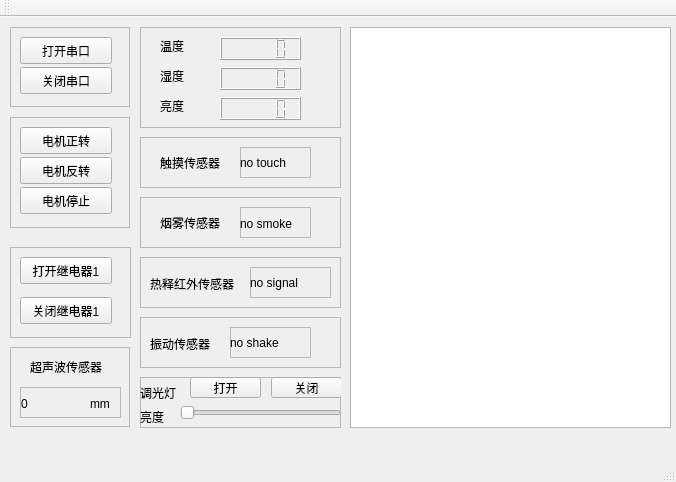
Old version of the form mainwindow.ui in the repository kitewu/gateway.
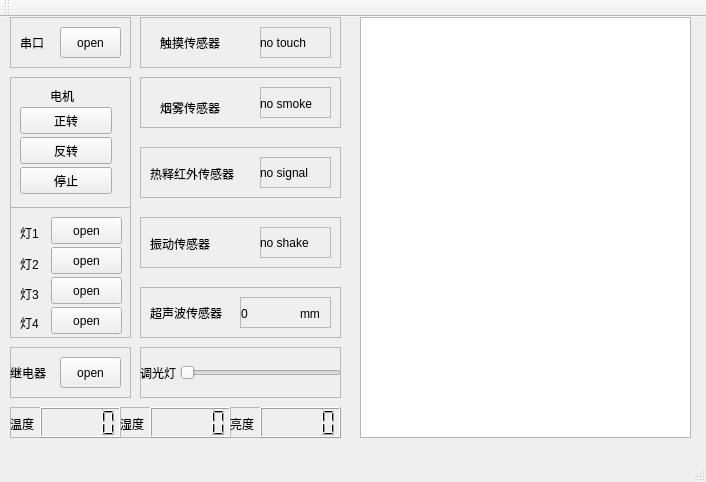
New version of the form.

Commit message: with light ui

The edit to the form file:
```diff
--- a/mainwindow.ui
+++ b/mainwindow.ui
@@ -6,7 +6,7 @@
    <rect>
     <x>0</x>
     <y>0</y>
-    <width>676</width>
+    <width>706</width>
     <height>482</height>
    </rect>
   </property>
@@ -18,9 +18,9 @@
     <property name="geometry">
      <rect>
       <x>10</x>
-      <y>10</y>
-      <width>120</width>
-      <height>80</height>
+      <y>0</y>
+      <width>121</width>
+      <height>51</height>
      </rect>
     </property>
     <property name="frameShape">
@@ -32,27 +32,30 @@
     <widget class="QPushButton" name="btn_open_serial">
      <property name="geometry">
       <rect>
-       <x>10</x>
+       <x>50</x>
        <y>10</y>
-       <width>92</width>
-       <height>27</height>
+       <width>61</width>
+       <height>31</height>
       </rect>
      </property>
+     <property name="styleSheet">
+      <string notr="true"/>
+     </property>
      <property name="text">
-      <string>打开串口</string>
+      <string>open</string>
      </property>
     </widget>
-    <widget class="QPushButton" name="btn_close_serial">
+    <widget class="QLabel" name="label_12">
      <property name="geometry">
       <rect>
        <x>10</x>
-       <y>40</y>
-       <width>92</width>
-       <height>27</height>
+       <y>10</y>
+       <width>31</width>
+       <height>31</height>
       </rect>
      </property>
      <property name="text">
-      <string>关闭串口</string>
+      <string>串口</string>
      </property>
     </widget>
    </widget>
@@ -60,9 +63,9 @@
     <property name="geometry">
      <rect>
       <x>10</x>
-      <y>100</y>
-      <width>120</width>
-      <height>111</height>
+      <y>60</y>
+      <width>121</width>
+      <height>131</height>
      </rect>
     </property>
     <property name="frameShape">
@@ -75,184 +78,70 @@
      <property name="geometry">
       <rect>
        <x>10</x>
-       <y>10</y>
+       <y>30</y>
        <width>92</width>
        <height>27</height>
       </rect>
      </property>
      <property name="text">
-      <string>电机正转</string>
+      <string>正转</string>
      </property>
     </widget>
     <widget class="QPushButton" name="btn_motor_b">
      <property name="geometry">
       <rect>
        <x>10</x>
-       <y>40</y>
+       <y>60</y>
        <width>92</width>
        <height>27</height>
       </rect>
      </property>
      <property name="text">
-      <string>电机反转</string>
+      <string>反转</string>
      </property>
     </widget>
     <widget class="QPushButton" name="btn_motor_stop">
      <property name="geometry">
       <rect>
        <x>10</x>
-       <y>70</y>
+       <y>90</y>
        <width>92</width>
        <height>27</height>
       </rect>
      </property>
      <property name="text">
-      <string>电机停止</string>
+      <string>停止</string>
      </property>
     </widget>
-   </widget>
-   <widget class="QFrame" name="frame_3">
-    <property name="geometry">
-     <rect>
-      <x>10</x>
-      <y>230</y>
-      <width>121</width>
-      <height>91</height>
-     </rect>
-    </property>
-    <property name="frameShape">
-     <enum>QFrame::StyledPanel</enum>
-    </property>
-    <property name="frameShadow">
-     <enum>QFrame::Raised</enum>
-    </property>
-    <widget class="QPushButton" name="btn_relay1_open">
+    <widget class="QLabel" name="label_13">
      <property name="geometry">
       <rect>
-       <x>10</x>
+       <x>40</x>
        <y>10</y>
-       <width>92</width>
-       <height>27</height>
+       <width>31</width>
+       <height>17</height>
       </rect>
      </property>
      <property name="text">
-      <string>打开继电器1</string>
-     </property>
-    </widget>
-    <widget class="QPushButton" name="btn_relay1_close">
-     <property name="geometry">
-      <rect>
-       <x>10</x>
-       <y>50</y>
-       <width>92</width>
-       <height>27</height>
-      </rect>
-     </property>
-     <property name="text">
-      <string>关闭继电器1</string>
+      <string>电机</string>
      </property>
     </widget>
    </widget>
    <widget class="QTextEdit" name="text_log">
     <property name="geometry">
      <rect>
-      <x>350</x>
-      <y>10</y>
-      <width>321</width>
-      <height>401</height>
+      <x>360</x>
+      <y>0</y>
+      <width>331</width>
+      <height>421</height>
      </rect>
     </property>
    </widget>
-   <widget class="QFrame" name="frame_4">
-    <property name="geometry">
-     <rect>
-      <x>140</x>
-      <y>10</y>
-      <width>201</width>
-      <height>101</height>
-     </rect>
-    </property>
-    <property name="frameShape">
-     <enum>QFrame::StyledPanel</enum>
-    </property>
-    <property name="frameShadow">
-     <enum>QFrame::Raised</enum>
-    </property>
-    <widget class="QLabel" name="label">
-     <property name="geometry">
-      <rect>
-       <x>20</x>
-       <y>10</y>
-       <width>41</width>
-       <height>17</height>
-      </rect>
-     </property>
-     <property name="text">
-      <string>温度</string>
-     </property>
-    </widget>
-    <widget class="QLabel" name="label_2">
-     <property name="geometry">
-      <rect>
-       <x>20</x>
-       <y>40</y>
-       <width>31</width>
-       <height>17</height>
-      </rect>
-     </property>
-     <property name="text">
-      <string>湿度</string>
-     </property>
-    </widget>
-    <widget class="QLCDNumber" name="lcd_temp">
-     <property name="geometry">
-      <rect>
-       <x>80</x>
-       <y>10</y>
-       <width>81</width>
-       <height>23</height>
-      </rect>
-     </property>
-    </widget>
-    <widget class="QLCDNumber" name="lcd_humi">
-     <property name="geometry">
-      <rect>
-       <x>80</x>
-       <y>40</y>
-       <width>81</width>
-       <height>23</height>
-      </rect>
-     </property>
-    </widget>
-    <widget class="QLCDNumber" name="lcd_lig">
-     <property name="geometry">
-      <rect>
-       <x>80</x>
-       <y>70</y>
-       <width>81</width>
-       <height>23</height>
-      </rect>
-     </property>
-    </widget>
-    <widget class="QLabel" name="label_3">
-     <property name="geometry">
-      <rect>
-       <x>20</x>
-       <y>70</y>
-       <width>31</width>
-       <height>17</height>
-      </rect>
-     </property>
-     <property name="text">
-      <string>亮度</string>
-     </property>
-    </widget>
-   </widget>
    <widget class="QFrame" name="frame_5">
     <property name="geometry">
      <rect>
       <x>140</x>
-      <y>120</y>
+      <y>0</y>
       <width>201</width>
       <height>51</height>
      </rect>
@@ -279,7 +168,7 @@
     <widget class="QFrame" name="frame_7">
      <property name="geometry">
       <rect>
-       <x>100</x>
+       <x>120</x>
        <y>10</y>
        <width>71</width>
        <height>31</height>
@@ -295,7 +184,7 @@
     <widget class="QLabel" name="label_touch">
      <property name="geometry">
       <rect>
-       <x>100</x>
+       <x>120</x>
        <y>10</y>
        <width>71</width>
        <height>31</height>
@@ -310,7 +199,7 @@
     <property name="geometry">
      <rect>
       <x>140</x>
-      <y>180</y>
+      <y>60</y>
       <width>201</width>
       <height>51</height>
      </rect>
@@ -325,9 +214,9 @@
      <property name="geometry">
       <rect>
        <x>20</x>
-       <y>0</y>
+       <y>10</y>
        <width>71</width>
-       <height>51</height>
+       <height>41</height>
       </rect>
      </property>
      <property name="text">
@@ -337,7 +226,7 @@
     <widget class="QFrame" name="frame_8">
      <property name="geometry">
       <rect>
-       <x>100</x>
+       <x>120</x>
        <y>10</y>
        <width>71</width>
        <height>31</height>
@@ -368,7 +257,7 @@
     <property name="geometry">
      <rect>
       <x>140</x>
-      <y>240</y>
+      <y>130</y>
       <width>201</width>
       <height>51</height>
      </rect>
@@ -395,9 +284,9 @@
     <widget class="QFrame" name="frame_10">
      <property name="geometry">
       <rect>
-       <x>110</x>
+       <x>120</x>
        <y>10</y>
-       <width>81</width>
+       <width>71</width>
        <height>31</height>
       </rect>
      </property>
@@ -426,7 +315,7 @@
     <property name="geometry">
      <rect>
       <x>140</x>
-      <y>300</y>
+      <y>200</y>
       <width>201</width>
       <height>51</height>
      </rect>
@@ -453,9 +342,9 @@
     <widget class="QFrame" name="frame_12">
      <property name="geometry">
       <rect>
-       <x>90</x>
+       <x>120</x>
        <y>10</y>
-       <width>81</width>
+       <width>71</width>
        <height>31</height>
       </rect>
      </property>
@@ -470,7 +359,7 @@
        <rect>
         <x>0</x>
         <y>0</y>
-        <width>81</width>
+        <width>61</width>
         <height>31</height>
        </rect>
       </property>
@@ -480,94 +369,13 @@
      </widget>
     </widget>
    </widget>
-   <widget class="QFrame" name="frame_13">
-    <property name="geometry">
-     <rect>
-      <x>140</x>
-      <y>360</y>
-      <width>201</width>
-      <height>51</height>
-     </rect>
-    </property>
-    <property name="frameShape">
-     <enum>QFrame::StyledPanel</enum>
-    </property>
-    <property name="frameShadow">
-     <enum>QFrame::Raised</enum>
-    </property>
-    <widget class="QLabel" name="label_8">
-     <property name="geometry">
-      <rect>
-       <x>0</x>
-       <y>0</y>
-       <width>41</width>
-       <height>31</height>
-      </rect>
-     </property>
-     <property name="text">
-      <string>调光灯</string>
-     </property>
-    </widget>
-    <widget class="QPushButton" name="btn_pwm_open">
-     <property name="geometry">
-      <rect>
-       <x>50</x>
-       <y>0</y>
-       <width>71</width>
-       <height>21</height>
-      </rect>
-     </property>
-     <property name="text">
-      <string>打开</string>
-     </property>
-    </widget>
-    <widget class="QPushButton" name="btn_pwm_close">
-     <property name="geometry">
-      <rect>
-       <x>131</x>
-       <y>0</y>
-       <width>71</width>
-       <height>21</height>
-      </rect>
-     </property>
-     <property name="text">
-      <string>关闭</string>
-     </property>
-    </widget>
-    <widget class="QSlider" name="horizontalSlider_pwm">
-     <property name="geometry">
-      <rect>
-       <x>40</x>
-       <y>20</y>
-       <width>161</width>
-       <height>31</height>
-      </rect>
-     </property>
-     <property name="orientation">
-      <enum>Qt::Horizontal</enum>
-     </property>
-    </widget>
-    <widget class="QLabel" name="label_9">
-     <property name="geometry">
-      <rect>
-       <x>0</x>
-       <y>30</y>
-       <width>31</width>
-       <height>20</height>
-      </rect>
-     </property>
-     <property name="text">
-      <string>亮度</string>
-     </property>
-    </widget>
-   </widget>
    <widget class="QFrame" name="frame_14">
     <property name="geometry">
      <rect>
-      <x>10</x>
-      <y>330</y>
-      <width>120</width>
-      <height>80</height>
+      <x>140</x>
+      <y>270</y>
+      <width>201</width>
+      <height>51</height>
      </rect>
     </property>
     <property name="frameShape">
@@ -579,10 +387,10 @@
     <widget class="QLabel" name="label_10">
      <property name="geometry">
       <rect>
-       <x>20</x>
-       <y>10</y>
+       <x>10</x>
+       <y>0</y>
        <width>81</width>
-       <height>20</height>
+       <height>51</height>
       </rect>
      </property>
      <property name="text">
@@ -592,9 +400,9 @@
     <widget class="QFrame" name="frame_15">
      <property name="geometry">
       <rect>
-       <x>10</x>
-       <y>40</y>
-       <width>101</width>
+       <x>100</x>
+       <y>10</y>
+       <width>91</width>
        <height>31</height>
       </rect>
      </property>
@@ -620,7 +428,7 @@
      <widget class="QLabel" name="label_11">
       <property name="geometry">
        <rect>
-        <x>70</x>
+        <x>60</x>
         <y>6</y>
         <width>31</width>
         <height>21</height>
@@ -632,6 +440,327 @@
      </widget>
     </widget>
    </widget>
+   <widget class="QFrame" name="frame_16">
+    <property name="geometry">
+     <rect>
+      <x>10</x>
+      <y>190</y>
+      <width>121</width>
+      <height>131</height>
+     </rect>
+    </property>
+    <property name="frameShape">
+     <enum>QFrame::StyledPanel</enum>
+    </property>
+    <property name="frameShadow">
+     <enum>QFrame::Raised</enum>
+    </property>
+    <widget class="QPushButton" name="btn_light_4">
+     <property name="geometry">
+      <rect>
+       <x>41</x>
+       <y>100</y>
+       <width>71</width>
+       <height>27</height>
+      </rect>
+     </property>
+     <property name="text">
+      <string>open</string>
+     </property>
+    </widget>
+    <widget class="QPushButton" name="btn_light_3">
+     <property name="geometry">
+      <rect>
+       <x>41</x>
+       <y>70</y>
+       <width>71</width>
+       <height>27</height>
+      </rect>
+     </property>
+     <property name="text">
+      <string>open</string>
+     </property>
+    </widget>
+    <widget class="QPushButton" name="btn_light_2">
+     <property name="geometry">
+      <rect>
+       <x>41</x>
+       <y>40</y>
+       <width>71</width>
+       <height>27</height>
+      </rect>
+     </property>
+     <property name="text">
+      <string>open</string>
+     </property>
+    </widget>
+    <widget class="QPushButton" name="btn_light_1">
+     <property name="geometry">
+      <rect>
+       <x>41</x>
+       <y>10</y>
+       <width>71</width>
+       <height>27</height>
+      </rect>
+     </property>
+     <property name="text">
+      <string>open</string>
+     </property>
+    </widget>
+    <widget class="QLabel" name="label_14">
+     <property name="geometry">
+      <rect>
+       <x>10</x>
+       <y>10</y>
+       <width>31</width>
+       <height>31</height>
+      </rect>
+     </property>
+     <property name="text">
+      <string>灯1</string>
+     </property>
+    </widget>
+    <widget class="QLabel" name="label_15">
+     <property name="geometry">
+      <rect>
+       <x>10</x>
+       <y>46</y>
+       <width>31</width>
+       <height>21</height>
+      </rect>
+     </property>
+     <property name="text">
+      <string>灯2</string>
+     </property>
+    </widget>
+    <widget class="QLabel" name="label_16">
+     <property name="geometry">
+      <rect>
+       <x>10</x>
+       <y>76</y>
+       <width>31</width>
+       <height>21</height>
+      </rect>
+     </property>
+     <property name="text">
+      <string>灯3</string>
+     </property>
+    </widget>
+    <widget class="QLabel" name="label_17">
+     <property name="geometry">
+      <rect>
+       <x>10</x>
+       <y>100</y>
+       <width>31</width>
+       <height>31</height>
+      </rect>
+     </property>
+     <property name="text">
+      <string>灯4</string>
+     </property>
+    </widget>
+   </widget>
+   <widget class="QFrame" name="frame_3">
+    <property name="geometry">
+     <rect>
+      <x>10</x>
+      <y>330</y>
+      <width>121</width>
+      <height>51</height>
+     </rect>
+    </property>
+    <property name="frameShape">
+     <enum>QFrame::StyledPanel</enum>
+    </property>
+    <property name="frameShadow">
+     <enum>QFrame::Raised</enum>
+    </property>
+    <widget class="QPushButton" name="btn_relay">
+     <property name="geometry">
+      <rect>
+       <x>50</x>
+       <y>10</y>
+       <width>61</width>
+       <height>31</height>
+      </rect>
+     </property>
+     <property name="text">
+      <string>open</string>
+     </property>
+    </widget>
+    <widget class="QLabel" name="label_18">
+     <property name="geometry">
+      <rect>
+       <x>0</x>
+       <y>10</y>
+       <width>41</width>
+       <height>31</height>
+      </rect>
+     </property>
+     <property name="text">
+      <string>继电器</string>
+     </property>
+    </widget>
+   </widget>
+   <widget class="QFrame" name="frame_17">
+    <property name="geometry">
+     <rect>
+      <x>10</x>
+      <y>390</y>
+      <width>111</width>
+      <height>31</height>
+     </rect>
+    </property>
+    <property name="frameShape">
+     <enum>QFrame::StyledPanel</enum>
+    </property>
+    <property name="frameShadow">
+     <enum>QFrame::Raised</enum>
+    </property>
+    <widget class="QLabel" name="label">
+     <property name="geometry">
+      <rect>
+       <x>0</x>
+       <y>6</y>
+       <width>31</width>
+       <height>21</height>
+      </rect>
+     </property>
+     <property name="text">
+      <string>温度</string>
+     </property>
+    </widget>
+    <widget class="QLCDNumber" name="lcd_temp">
+     <property name="geometry">
+      <rect>
+       <x>30</x>
+       <y>0</y>
+       <width>81</width>
+       <height>31</height>
+      </rect>
+     </property>
+    </widget>
+   </widget>
+   <widget class="QFrame" name="frame_18">
+    <property name="geometry">
+     <rect>
+      <x>120</x>
+      <y>390</y>
+      <width>111</width>
+      <height>31</height>
+     </rect>
+    </property>
+    <property name="frameShape">
+     <enum>QFrame::StyledPanel</enum>
+    </property>
+    <property name="frameShadow">
+     <enum>QFrame::Raised</enum>
+    </property>
+    <widget class="QLCDNumber" name="lcd_humi">
+     <property name="geometry">
+      <rect>
+       <x>30</x>
+       <y>0</y>
+       <width>81</width>
+       <height>31</height>
+      </rect>
+     </property>
+    </widget>
+    <widget class="QLabel" name="label_2">
+     <property name="geometry">
+      <rect>
+       <x>0</x>
+       <y>6</y>
+       <width>31</width>
+       <height>21</height>
+      </rect>
+     </property>
+     <property name="text">
+      <string>湿度</string>
+     </property>
+    </widget>
+   </widget>
+   <widget class="QFrame" name="frame_19">
+    <property name="geometry">
+     <rect>
+      <x>230</x>
+      <y>390</y>
+      <width>111</width>
+      <height>31</height>
+     </rect>
+    </property>
+    <property name="frameShape">
+     <enum>QFrame::StyledPanel</enum>
+    </property>
+    <property name="frameShadow">
+     <enum>QFrame::Raised</enum>
+    </property>
+    <widget class="QLabel" name="label_3">
+     <property name="geometry">
+      <rect>
+       <x>0</x>
+       <y>6</y>
+       <width>31</width>
+       <height>21</height>
+      </rect>
+     </property>
+     <property name="text">
+      <string>亮度</string>
+     </property>
+    </widget>
+    <widget class="QLCDNumber" name="lcd_lig">
+     <property name="geometry">
+      <rect>
+       <x>30</x>
+       <y>0</y>
+       <width>81</width>
+       <height>31</height>
+      </rect>
+     </property>
+    </widget>
+   </widget>
+   <widget class="QFrame" name="frame_4">
+    <property name="geometry">
+     <rect>
+      <x>140</x>
+      <y>330</y>
+      <width>201</width>
+      <height>51</height>
+     </rect>
+    </property>
+    <property name="frameShape">
+     <enum>QFrame::StyledPanel</enum>
+    </property>
+    <property name="frameShadow">
+     <enum>QFrame::Raised</enum>
+    </property>
+    <widget class="QLabel" name="label_8">
+     <property name="geometry">
+      <rect>
+       <x>0</x>
+       <y>0</y>
+       <width>41</width>
+       <height>51</height>
+      </rect>
+     </property>
+     <property name="text">
+      <string>调光灯</string>
+     </property>
+    </widget>
+    <widget class="QSlider" name="horizontalSlider_pwm">
+     <property name="geometry">
+      <rect>
+       <x>40</x>
+       <y>10</y>
+       <width>161</width>
+       <height>31</height>
+      </rect>
+     </property>
+     <property name="orientation">
+      <enum>Qt::Horizontal</enum>
+     </property>
+    </widget>
+   </widget>
   </widget>
   <widget class="QMenuBar" name="menuBar">
    <property name="geometry">
```
Left out of the diff: 4 changed lines with no effect on the pictures. The commit also changes 10 other files.
